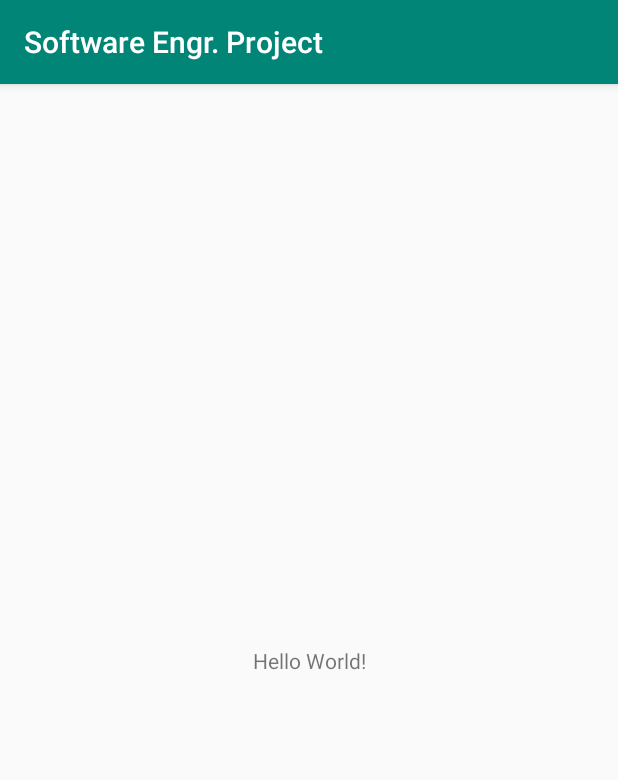
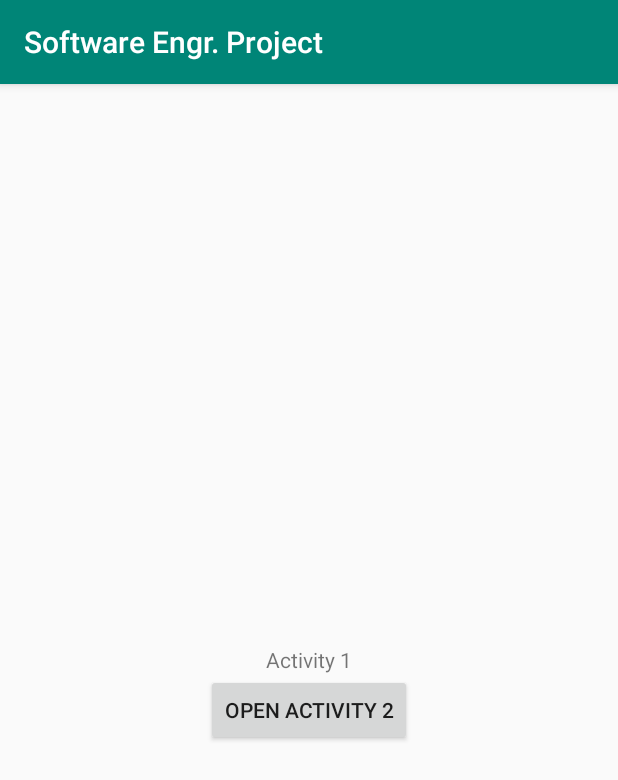
Before and after one commit to sicuriellovir/AssignmentBuddy, an Android app: the screen it shows after launch (MainActivity), on a phone screen of 412 x 824 dp. Shown: the top 780 px of the screen. Run offline under Robolectric (Android 15) with nearby library versions, the phone set to English and light mode, and no system bars.

Commit message:
Add new activity button - (open a new activity when button is clicked)

```diff
--- a/app/src/main/java/com/example/softwareengrproject/MainActivity.java
+++ b/app/src/main/java/com/example/softwareengrproject/MainActivity.java
@@ -1,13 +1,30 @@
 package com.example.softwareengrproject;
 
+import android.content.Intent;
 import androidx.appcompat.app.AppCompatActivity;
 import android.os.Bundle;
+import android.view.View;
+import android.widget.Button;
 
 public class MainActivity extends AppCompatActivity {
+    private Button button;
 
     @Override
     protected void onCreate(Bundle savedInstanceState) {
         super.onCreate(savedInstanceState);
         setContentView(R.layout.activity_main);
+
+        button = (Button) findViewById(R.id.button);
+        button.setOnClickListener(new View.OnClickListener() {
+            @Override
+            public void onClick(View v) {
+                openActivity2();
+            }
+        });
+    }
+
+    public void openActivity2() {
+        Intent intent = new Intent(this, Activity2.class);
+        startActivity(intent);
     }
 }
--- a/app/src/main/res/layout/activity_main.xml
+++ b/app/src/main/res/layout/activity_main.xml
@@ -1,19 +1,25 @@
 <?xml version="1.0" encoding="utf-8"?>
-<androidx.constraintlayout.widget.ConstraintLayout
+<RelativeLayout
     xmlns:android="http://schemas.android.com/apk/res/android"
     xmlns:tools="http://schemas.android.com/tools"
-    xmlns:app="http://schemas.android.com/apk/res-auto"
     android:layout_width="match_parent"
     android:layout_height="match_parent"
-    tools:context=".MainActivity">
+    tools:context="com.example.softwareengrproject.MainActivity">
 
     <TextView
+        android:id="@+id/textView"
         android:layout_width="wrap_content"
         android:layout_height="wrap_content"
-        android:text="Hello World!"
-        app:layout_constraintBottom_toBottomOf="parent"
-        app:layout_constraintLeft_toLeftOf="parent"
-        app:layout_constraintRight_toRightOf="parent"
-        app:layout_constraintTop_toTopOf="parent" />
+        android:layout_centerHorizontal="true"
+        android:layout_centerVertical="true"
+        android:text="Activity 1" />
 
-</androidx.constraintlayout.widget.ConstraintLayout>
+    <Button
+        android:id="@+id/button"
+        android:layout_width="wrap_content"
+        android:layout_height="wrap_content"
+        android:layout_below="@id/textView"
+        android:layout_centerHorizontal="true"
+        android:text="open activity 2" />
+
+</RelativeLayout>
```
Also changed, not shown: app/src/main/AndroidManifest.xml (+4 -3 lines), app/src/main/java/com/example/softwareengrproject/Activity2.java (added, +14 -0 lines), app/src/main/res/layout/activity_2.xml (added, +15 -0 lines).
